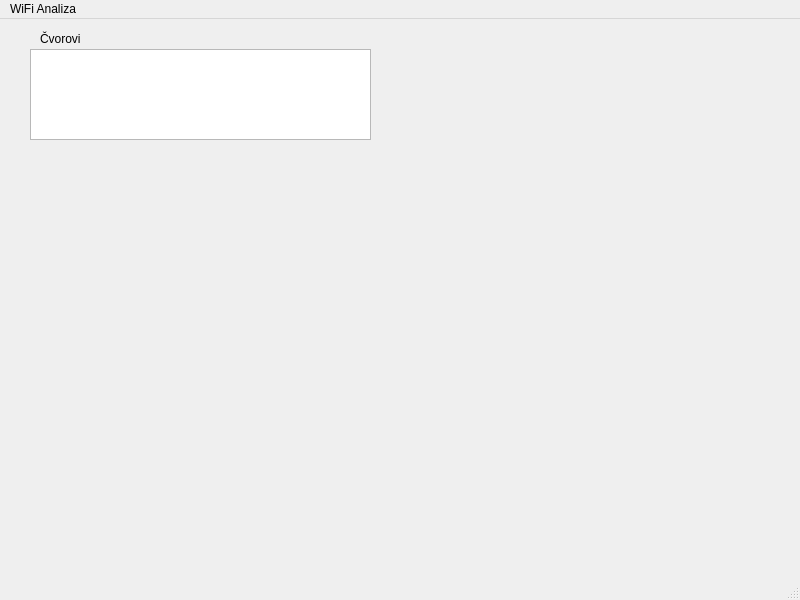
Above: ProzorAnaliza.ui from Lovrom8/WiFiAnalizator before the change. Below: the same form after it.
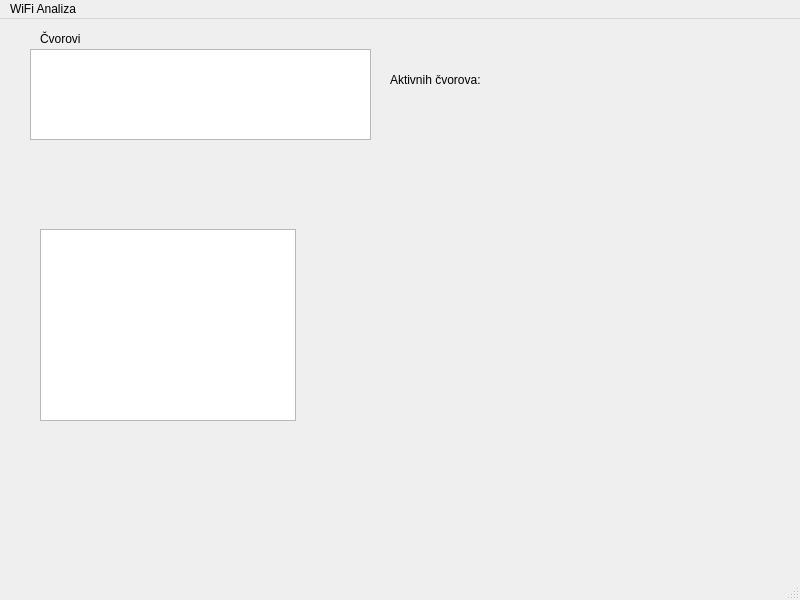
That is the form after the change.

What changed in the file:
```diff
--- a/ProzorAnaliza.ui
+++ b/ProzorAnaliza.ui
@@ -37,6 +37,29 @@
      </rect>
     </property>
    </widget>
+   <widget class="QLabel" name="labelAktivnihCvorova">
+    <property name="geometry">
+     <rect>
+      <x>390</x>
+      <y>40</y>
+      <width>141</width>
+      <height>41</height>
+     </rect>
+    </property>
+    <property name="text">
+     <string>Aktivnih čvorova:</string>
+    </property>
+   </widget>
+   <widget class="QTableWidget" name="tableOkviri">
+    <property name="geometry">
+     <rect>
+      <x>40</x>
+      <y>210</y>
+      <width>256</width>
+      <height>192</height>
+     </rect>
+    </property>
+   </widget>
   </widget>
   <widget class="QMenuBar" name="menubar">
    <property name="geometry">
```
